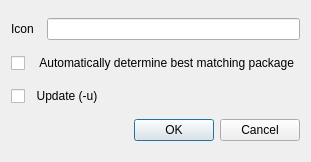
Qt form src/conan_app_launcher/ui/modules/conan_install.ui (goszpeti/conan_explorer) before a commit.
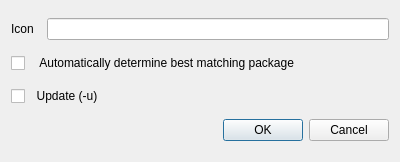
The same form after that commit. Custom widgets are drawn as their Qt base class.

Commit message: Minor Fixes * Fix icon ungreying * Fix install dialog size * Fix search dialog crash while loading conan pkgs

Diff of the .ui file:
```diff
--- a/src/conan_app_launcher/ui/modules/conan_install.ui
+++ b/src/conan_app_launcher/ui/modules/conan_install.ui
@@ -6,10 +6,22 @@
    <rect>
     <x>0</x>
     <y>0</y>
-    <width>302</width>
+    <width>400</width>
     <height>162</height>
    </rect>
   </property>
+  <property name="sizePolicy">
+   <sizepolicy hsizetype="MinimumExpanding" vsizetype="Fixed">
+    <horstretch>0</horstretch>
+    <verstretch>0</verstretch>
+   </sizepolicy>
+  </property>
+  <property name="minimumSize">
+   <size>
+    <width>400</width>
+    <height>100</height>
+   </size>
+  </property>
   <property name="windowTitle">
    <string>Conan Install</string>
   </property>
```
Left out of the diff: 3 changed lines with no effect on the pictures. The commit also changes 3 other files.
